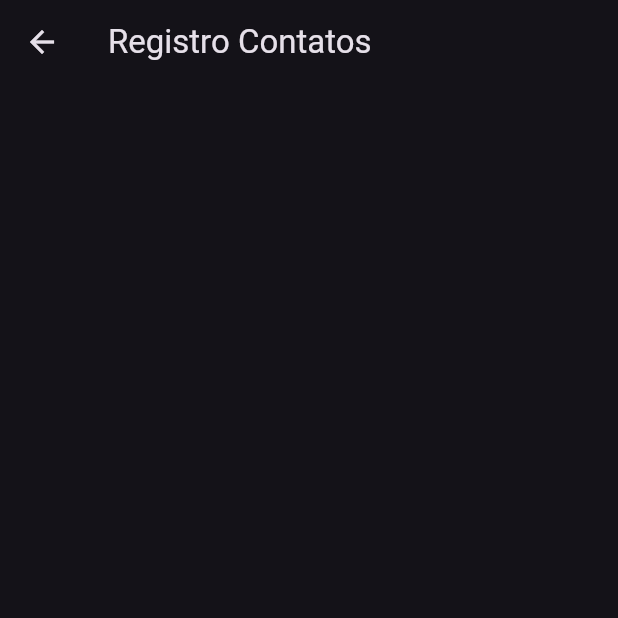
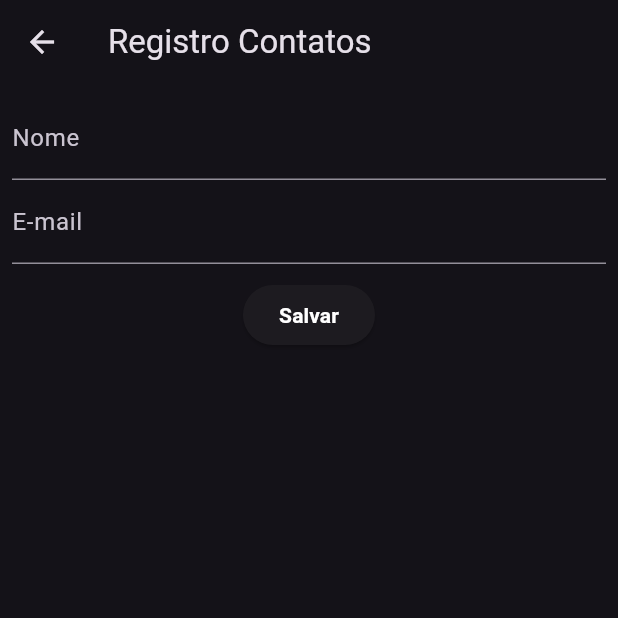
Before and after one commit to victorapc/contact_bloc, a Flutter app: the ContactRegisterPage screen opened by its route, on a phone screen of 412 x 824 dp, the top half of it. Run offline on Flutter 3.47's test engine with Material 2 defaults, Android fonts, the phone set to English and light mode, and no system bars; our stand-ins replace bloc, dio, flutter_bloc, freezed_annotation.

Commit message:
Bloc criando tela de cadastro do contato.

```diff
--- /dev/null
+++ b/lib/feature/bloc_example/contacts/register/contact_bloc/contact_register_bloc.dart
@@ -0,0 +1,38 @@
+import 'dart:async';
+import 'dart:developer';
+
+import 'package:bloc/bloc.dart';
+import 'package:contact_bloc/models/contact_model.dart';
+import 'package:contact_bloc/repositories/contacts_repository.dart';
+import 'package:freezed_annotation/freezed_annotation.dart';
+
+part 'contact_register_state.dart';
+part 'contact_register_event.dart';
+part 'contact_register_bloc.freezed.dart';
+
+class ContactRegisterBloc
+    extends Bloc<ContactRegisterEvent, ContactRegisterState> {
+  final ContactsRepository _contactsRepository;
+
+  ContactRegisterBloc({required ContactsRepository contactsRepository})
+      : _contactsRepository = contactsRepository,
+        super(const ContactRegisterState.initial()) {
+    on<_ContactRegisterEventSave>(_save);
+  }
+
+  Future<FutureOr<void>> _save(_ContactRegisterEventSave event,
+      Emitter<ContactRegisterState> emit) async {
+    try {
+      emit(const ContactRegisterState.loading());
+      await Future.delayed(const Duration(seconds: 1));
+      final contactModel = ContactModel(name: event.name, email: event.email);
+
+      await _contactsRepository.create(contactModel);
+      emit(const ContactRegisterState.success());
+    } catch (e, s) {
+      log('Erro ao salvar um novo contato.', error: e, stackTrace: s);
+      emit(const ContactRegisterState.error(
+          message: 'Erro ao salvar um novo contato.'));
+    }
+  }
+}
--- /dev/null
+++ b/lib/feature/bloc_example/contacts/register/contact_bloc/contact_register_event.dart
@@ -0,0 +1,9 @@
+part of 'contact_register_bloc.dart';
+
+@freezed
+class ContactRegisterEvent with _$ContactRegisterEvent {
+  const factory ContactRegisterEvent.save({
+    required String name,
+    required String email,
+  }) = _ContactRegisterEventSave;
+}
--- /dev/null
+++ b/lib/feature/bloc_example/contacts/register/contact_bloc/contact_register_state.dart
@@ -0,0 +1,10 @@
+part of 'contact_register_bloc.dart';
+
+@freezed
+class ContactRegisterState with _$ContactRegisterState {
+  const factory ContactRegisterState.initial() = _ContactRegisterStateInitial;
+  const factory ContactRegisterState.loading() = _ContactRegisterStateLoading;
+  const factory ContactRegisterState.success() = _ContactRegisterStateSuccess;
+  const factory ContactRegisterState.error({required String message}) =
+      _ContactRegisterStateError;
+}
--- a/lib/feature/bloc_example/contacts/register/contact_register_page.dart
+++ b/lib/feature/bloc_example/contacts/register/contact_register_page.dart
@@ -1,7 +1,27 @@
+import 'package:contact_bloc/core/widget/loader.dart';
+import 'package:contact_bloc/feature/bloc_example/contacts/register/contact_bloc/contact_register_bloc.dart';
 import 'package:flutter/material.dart';
+import 'package:flutter_bloc/flutter_bloc.dart';
 
-class ContactRegisterPage extends StatelessWidget {
+class ContactRegisterPage extends StatefulWidget {
   const ContactRegisterPage({super.key});
+
+  @override
+  State<ContactRegisterPage> createState() => _ContactRegisterPageState();
+}
+
+class _ContactRegisterPageState extends State<ContactRegisterPage> {
+  final _formKey = GlobalKey<FormState>();
+  final _nameEC = TextEditingController();
+  final _emailEC = TextEditingController();
+
+  @override
+  void dispose() {
+    _nameEC.dispose();
+    _emailEC.dispose();
+
+    super.dispose();
+  }
 
   @override
   Widget build(BuildContext context) {
@@ -9,7 +29,97 @@ class ContactRegisterPage extends StatelessWidget {
       appBar: AppBar(
         title: const Text('Registro Contatos'),
       ),
-      body: Container(),
+      body: BlocListener<ContactRegisterBloc, ContactRegisterState>(
+        listenWhen: (previous, current) {
+          return current.maybeWhen(
+            success: () => true,
+            error: (_) => true,
+            orElse: () => false,
+          );
+        },
+        listener: (context, state) {
+          state.whenOrNull(
+            success: () => Navigator.of(context).pop(),
+            error: (message) {
+              ScaffoldMessenger.of(context).showSnackBar(
+                SnackBar(
+                  content: Text(
+                    message,
+                    style: const TextStyle(
+                      color: Colors.white,
+                      fontWeight: FontWeight.bold,
+                    ),
+                  ),
+                  backgroundColor: Colors.red,
+                ),
+              );
+            },
+          );
+        },
+        child: Padding(
+          padding: const EdgeInsets.all(8.0),
+          child: Form(
+            key: _formKey,
+            child: Column(
+              children: [
+                TextFormField(
+                  controller: _nameEC,
+                  decoration: const InputDecoration(
+                    label: Text('Nome'),
+                  ),
+                  validator: (String? value) {
+                    if (value == null || value.isEmpty) {
+                      return 'Nome Obrigatório para cadastro.';
+                    }
+                    return null;
+                  },
+                ),
+                TextFormField(
+                  controller: _emailEC,
+                  decoration: const InputDecoration(
+                    label: Text('E-mail'),
+                  ),
+                  validator: (String? value) {
+                    if (value == null || value.isEmpty) {
+                      return 'E-Mail Obrigatório para cadastro.';
+                    }
+                    return null;
+                  },
+                ),
+                const SizedBox(
+                  height: 10,
+                ),
+                ElevatedButton(
+                  onPressed: () {
+                    final validate = _formKey.currentState?.validate() ?? false;
+                    if (validate) {
+                      context.read<ContactRegisterBloc>().add(
+                            ContactRegisterEvent.save(
+                              name: _nameEC.text,
+                              email: _emailEC.text,
+                            ),
+                          );
+                    }
+                  },
+                  child: const Text(
+                    'Salvar',
+                    style: TextStyle(
+                        fontWeight: FontWeight.bold, color: Colors.white),
+                  ),
+                ),
+                Loader<ContactRegisterBloc, ContactRegisterState>(
+                  selector: (state) {
+                    return state.maybeWhen(
+                      loading: () => true,
+                      orElse: () => false,
+                    );
+                  },
+                )
+              ],
+            ),
+          ),
+        ),
+      ),
     );
   }
 }
--- a/lib/models/contact_model.dart
+++ b/lib/models/contact_model.dart
@@ -1,12 +1,12 @@
 import 'dart:convert';
 
 class ContactModel {
-  String id;
+  int? id;
   String name;
   String email;
 
   ContactModel({
-    required this.id,
+    this.id,
     required this.name,
     required this.email,
   });
@@ -21,7 +21,7 @@ class ContactModel {
 
   factory ContactModel.fromMap(Map<String, dynamic> map) {
     return ContactModel(
-      id: map['id'] ?? '',
+      id: map['id']?.toInt(),
       name: map['name'] ?? '',
       email: map['email'] ?? '',
     );
```
Also changed, not shown: lib/feature/bloc_example/contacts/list/contacts_list_page.dart (+6 -2 lines), lib/main.dart (+7 -2 lines), lib/feature/bloc_example/contacts/register/contact_bloc/contact_register_bloc.freezed.dart (added), 1 other file.
